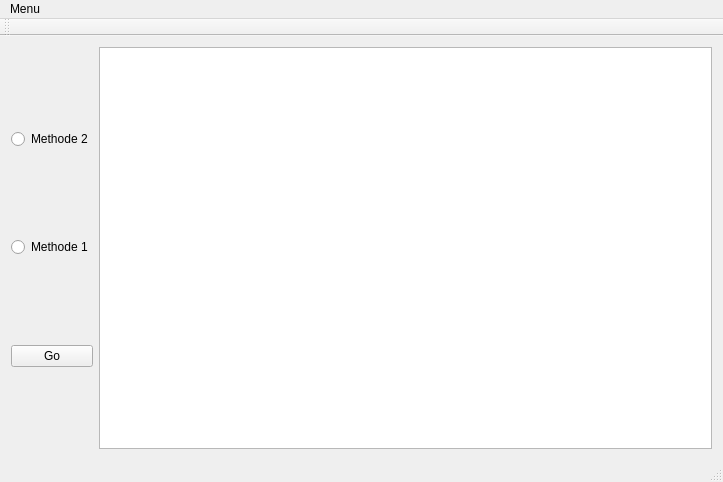
Old version of the form mainwindow.ui in the repository cheer37/ct2-inpainting.
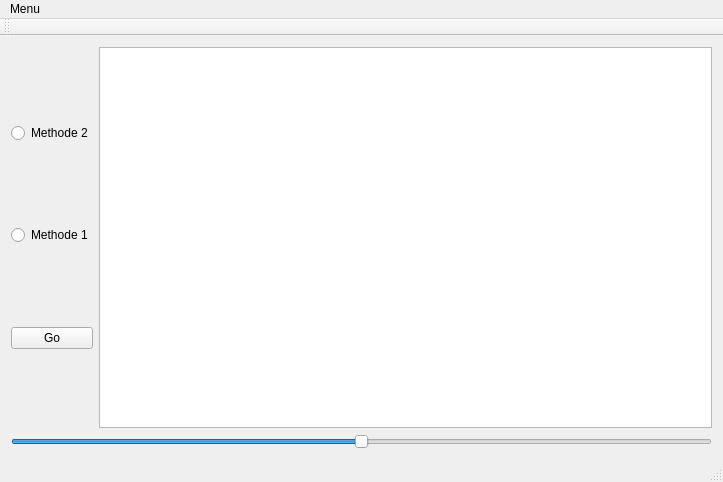
New version of the form.

```diff
--- a/mainwindow.ui
+++ b/mainwindow.ui
@@ -51,6 +51,19 @@
       </item>
      </layout>
     </item>
+    <item>
+     <widget class="QSlider" name="Slider">
+      <property name="maximum">
+       <number>500</number>
+      </property>
+      <property name="sliderPosition">
+       <number>250</number>
+      </property>
+      <property name="orientation">
+       <enum>Qt::Horizontal</enum>
+      </property>
+     </widget>
+    </item>
    </layout>
   </widget>
   <widget class="QMenuBar" name="menuBar">
```
Left out of the diff: 2 changed lines with no effect on the pictures.
